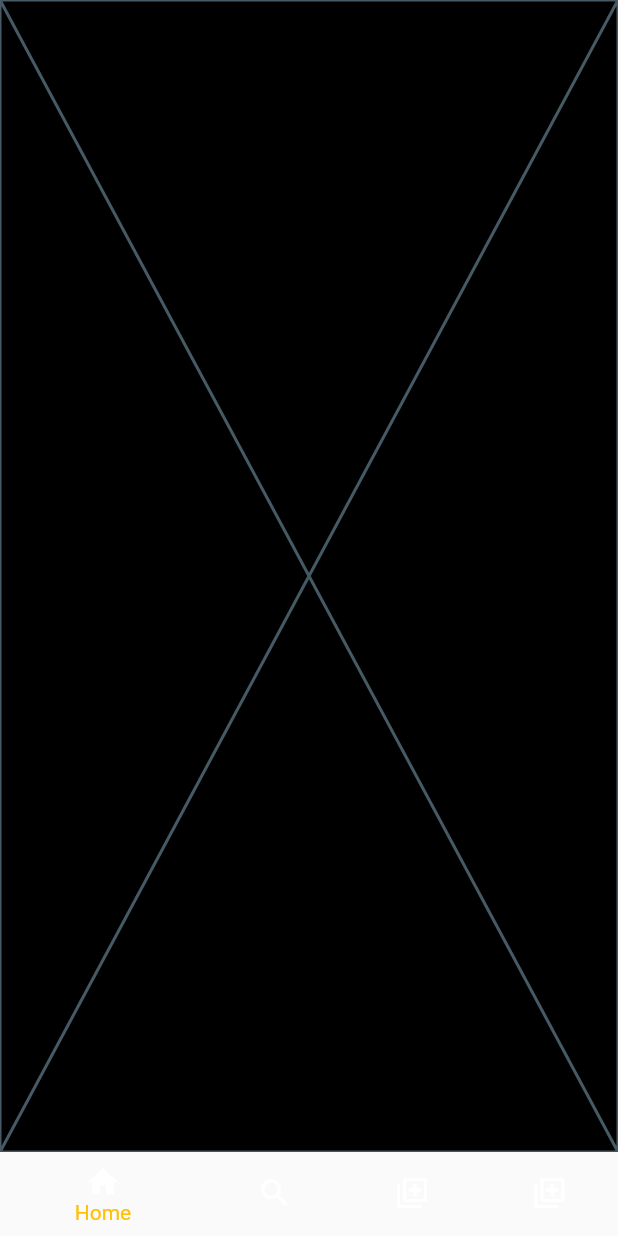
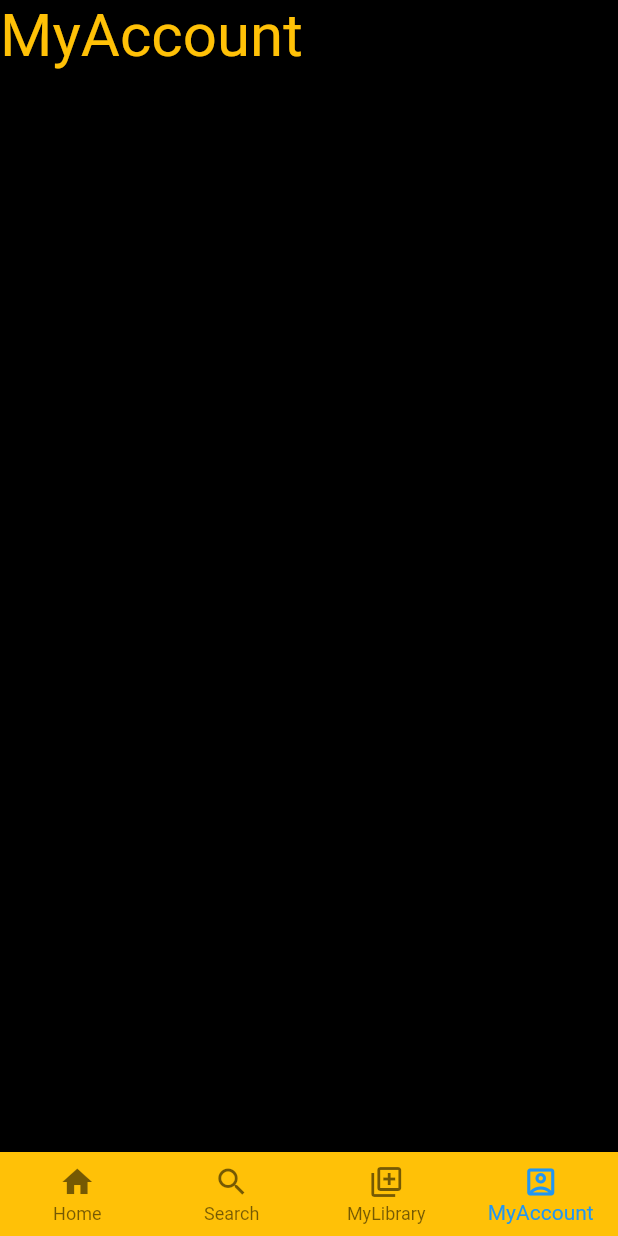
Before and after one commit to Abhi-gautam96/groovehub, a Flutter app: the screen it shows after launch, item 4 of the bottom bar chosen, on a phone screen of 412 x 824 dp. Run offline on Flutter 3.47's test engine with Material 2 defaults, Android fonts, the phone set to English and light mode, and no system bars.

Commit message:
add icon and change bottom navigation bar color

```diff
--- /dev/null
+++ b/lib/screens/MyAccount.dart
@@ -0,0 +1,15 @@
+import 'package:flutter/material.dart';
+
+class MyAccount extends StatelessWidget {
+  const MyAccount({super.key});
+
+  @override
+  Widget build(BuildContext context) {
+    return const SafeArea(
+      child: Text(
+        'MyAccount',
+        style: TextStyle(fontSize: 40, color: Colors.amber),
+      ),
+    );
+  }
+}
--- a/lib/screens/app.dart
+++ b/lib/screens/app.dart
@@ -2,6 +2,7 @@ import "package:flutter/material.dart";
 import "package:groovehub/screens/home.dart";
 import "package:groovehub/screens/library.dart";
 import "package:groovehub/screens/search.dart";
+import "package:groovehub/screens/MyAccount.dart";
 
 class MyApp extends StatefulWidget {
   const MyApp({super.key});
@@ -15,7 +16,7 @@ class _MyAppState extends State<MyApp> {
     const Home(),
     const Search(),
     const MyLibrary(),
-    const Placeholder()
+    const MyAccount(),
   ]; //screens i have
   int currentTabindex = 0; //initial tab index is zero
   @override
@@ -26,7 +27,11 @@ class _MyAppState extends State<MyApp> {
             currentTabindex], //(3)currenttabinex get assign here which call tab form final tab
         backgroundColor: Colors.black,
         bottomNavigationBar: BottomNavigationBar(
-            backgroundColor: Color.fromARGB(255, 70, 66, 66),
+            fixedColor: Colors.blue,
+            type: BottomNavigationBarType.fixed,
+            backgroundColor: Colors.amber,
+            currentIndex:
+                currentTabindex, // (4) send currentindex to bottom navigation bar
             onTap: (currentIndex) {
               //(1)"ontap" function give currentindex
               currentTabindex =
@@ -35,33 +40,27 @@ class _MyAppState extends State<MyApp> {
               print("$currentIndex");
               setState(() {}); //for changing different tabs
             },
-            selectedLabelStyle: const TextStyle(color: Colors.white),
-            selectedItemColor: Colors.amber,
             items: const [
               BottomNavigationBarItem(
                   icon: Icon(
                     Icons.home,
-                    color: Colors.white,
                   ),
                   label: 'Home'),
               BottomNavigationBarItem(
                   icon: Icon(
                     Icons.search,
-                    color: Colors.white,
                   ),
                   label: 'Search'),
               BottomNavigationBarItem(
                   icon: Icon(
                     Icons.library_add_outlined,
-                    color: Colors.white,
                   ),
                   label: 'MyLibrary'),
               BottomNavigationBarItem(
                   icon: Icon(
-                    Icons.library_add_outlined,
-                    color: Colors.white,
+                    Icons.account_box_outlined,
                   ),
-                  label: 'Placeholder'),
+                  label: 'MyAccount'),
             ]));
   }
 }
```
